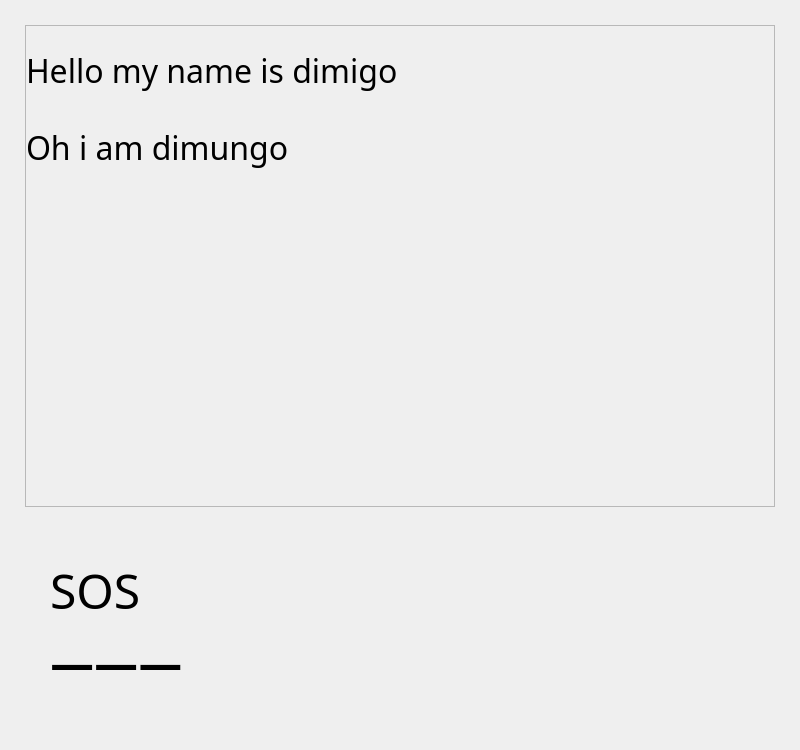
Old version of the form assets/ui/room.ui in the repository museekee/morse_code_learn.
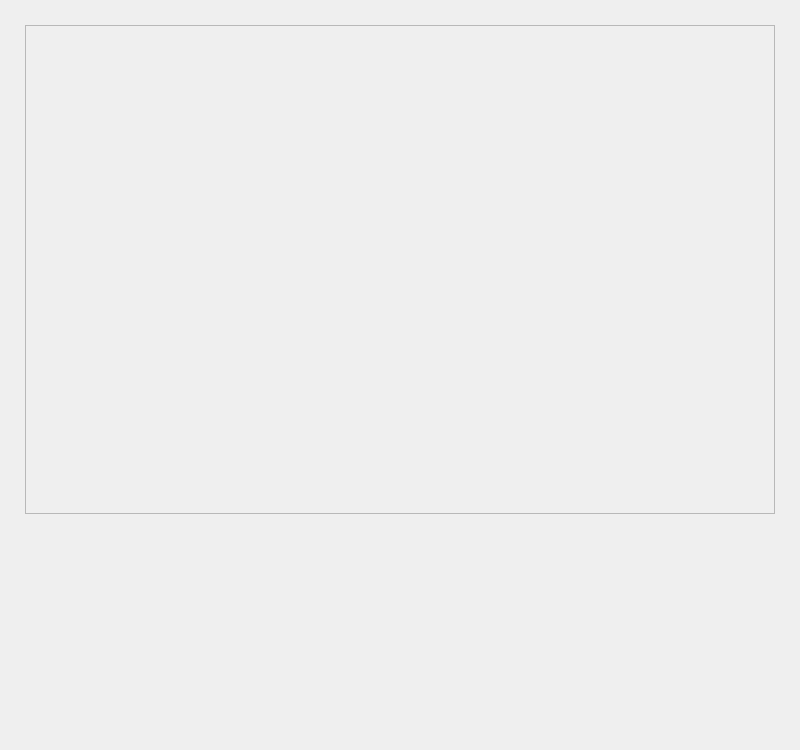
New version of the form.

Commit message: room 사소한 버그 빼고 완성함

The edit to the form file:
```diff
--- a/assets/ui/room.ui
+++ b/assets/ui/room.ui
@@ -71,7 +71,7 @@
         <x>0</x>
         <y>0</y>
         <width>720</width>
-        <height>74</height>
+        <height>16</height>
        </rect>
       </property>
       <property name="sizePolicy">
@@ -96,56 +96,6 @@
        <property name="bottomMargin">
         <number>0</number>
        </property>
-       <item>
-        <widget class="QLabel" name="label">
-         <property name="sizePolicy">
-          <sizepolicy hsizetype="Preferred" vsizetype="Maximum">
-           <horstretch>0</horstretch>
-           <verstretch>0</verstretch>
-          </sizepolicy>
-         </property>
-         <property name="font">
-          <font>
-           <family>Jersey 25</family>
-           <pointsize>24</pointsize>
-          </font>
-         </property>
-         <property name="text">
-          <string>Hello my name is dimigo</string>
-         </property>
-         <property name="alignment">
-          <set>Qt::AlignmentFlag::AlignLeading|Qt::AlignmentFlag::AlignLeft|Qt::AlignmentFlag::AlignVCenter</set>
-         </property>
-         <property name="wordWrap">
-          <bool>true</bool>
-         </property>
-        </widget>
-       </item>
-       <item>
-        <widget class="QLabel" name="label_2">
-         <property name="sizePolicy">
-          <sizepolicy hsizetype="Preferred" vsizetype="Maximum">
-           <horstretch>0</horstretch>
-           <verstretch>0</verstretch>
-          </sizepolicy>
-         </property>
-         <property name="font">
-          <font>
-           <family>Jersey 25</family>
-           <pointsize>24</pointsize>
-          </font>
-         </property>
-         <property name="text">
-          <string>Oh i am dimungo</string>
-         </property>
-         <property name="alignment">
-          <set>Qt::AlignmentFlag::AlignLeading|Qt::AlignmentFlag::AlignLeft|Qt::AlignmentFlag::AlignVCenter</set>
-         </property>
-         <property name="wordWrap">
-          <bool>true</bool>
-         </property>
-        </widget>
-       </item>
       </layout>
      </widget>
     </widget>
@@ -188,7 +138,7 @@
          </font>
         </property>
         <property name="text">
-         <string>SOS</string>
+         <string/>
         </property>
        </widget>
       </item>
@@ -202,7 +152,7 @@
          </font>
         </property>
         <property name="text">
-         <string>ㅡㅡㅡ</string>
+         <string/>
         </property>
        </widget>
       </item>
```
Left out of the diff: 2 changed lines with no effect on the pictures. The commit also changes 1 other file.
